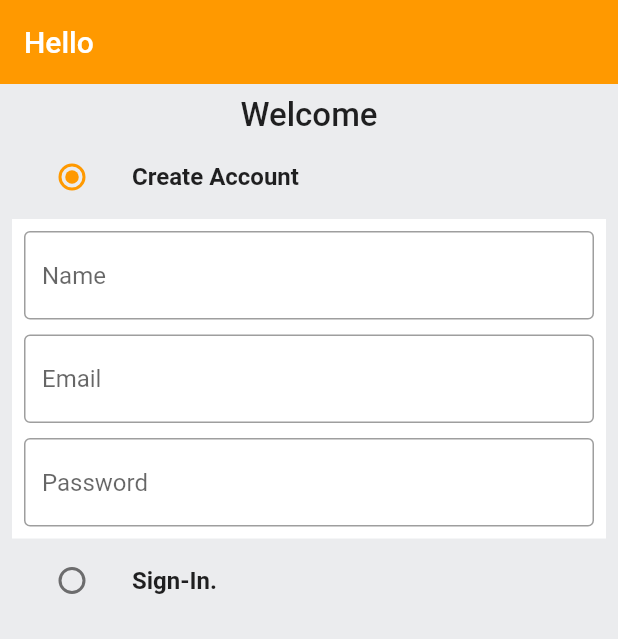
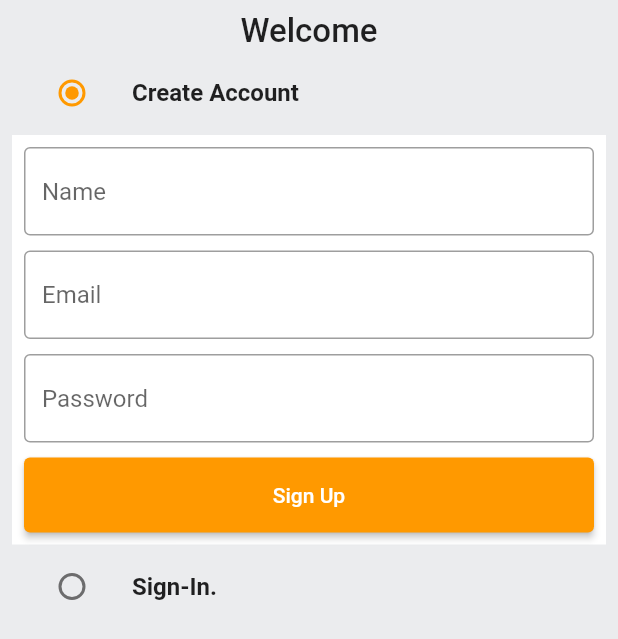
Before and after one commit to oluwajueda/Amazon_Mobile, a Flutter app: the screen it shows after launch, on a phone screen of 412 x 824 dp. Shown: the top 639 px of the screen. Run offline on Flutter 3.47's test engine with Material 2 defaults, Android fonts, the phone set to English and light mode, and no system bars.

Commit message:
create sign up ui

```diff
--- a/lib/common/widgets/custom_button.dart
+++ b/lib/common/widgets/custom_button.dart
@@ -0,0 +1,21 @@
+import 'package:flutter/material.dart';
+import 'package:flutter/src/widgets/container.dart';
+import 'package:flutter/src/widgets/framework.dart';
+
+class CustomButton extends StatelessWidget {
+  final String text;
+  final VoidCallback onTap;
+  const CustomButton({super.key, required this.text, required this.onTap});
+
+  @override
+  Widget build(BuildContext context) {
+    return ElevatedButton(
+      onPressed: onTap,
+      child: Text(
+        text,
+      ),
+      style: ElevatedButton.styleFrom(
+          minimumSize: const Size(double.infinity, 50)),
+    );
+  }
+}
--- a/lib/features/auth/screens/auth_screen.dart
+++ b/lib/features/auth/screens/auth_screen.dart
@@ -1,5 +1,6 @@
 // ignore_for_file: prefer_const_constructors
 
+import 'package:amazon_mobile/common/widgets/custom_button.dart';
 import 'package:amazon_mobile/common/widgets/custom_textfield.dart';
 import 'package:amazon_mobile/constants/global_variables.dart';
 import 'package:flutter/material.dart';
@@ -89,7 +90,11 @@ class _AuthScreenState extends State<AuthScreen> {
                           CustomTextField(
                             hintText: "Password",
                             controller: _passwordController,
-                          )
+                          ),
+                          const SizedBox(
+                            height: 10,
+                          ),
+                          CustomButton(text: "Sign Up", onTap: () {})
                         ],
                       )),
                 ),
@@ -109,7 +114,7 @@ class _AuthScreenState extends State<AuthScreen> {
                         _auth = val!;
                       });
                     }),
-              )
+              ),
             ],
           ),
         ),
--- a/lib/main.dart
+++ b/lib/main.dart
@@ -25,9 +25,6 @@ class MyApp extends StatelessWidget {
               elevation: 0, iconTheme: IconThemeData(color: Colors.black))),
       onGenerateRoute: (settings) => generateRoute(settings),
       home: Scaffold(
-        appBar: AppBar(
-          title: const Text("Hello"),
-        ),
         body: const AuthScreen(),
       ),
     );
```
